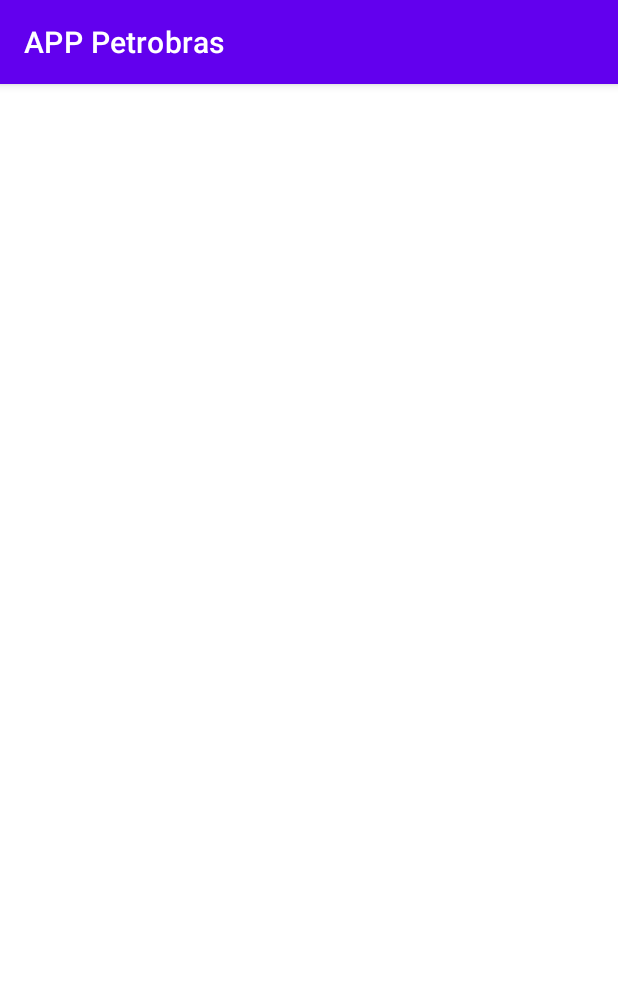
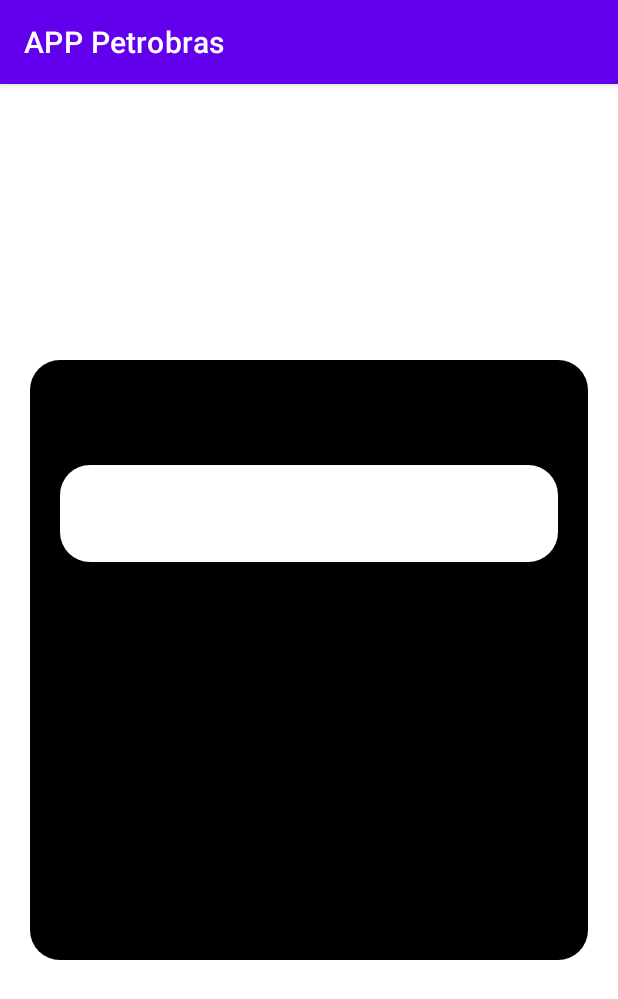
Before and after one commit to seugirdur/App-Petrobras, an Android app: the FormLogin screen opened directly, with no data from a screen before it, on a phone screen of 412 x 824 dp. Shown: the top 999 px of the screen. Run offline under Robolectric (Android 15) with nearby library versions, the phone set to English and light mode, and no system bars; 4 statements that could not run were skipped.

Commit message:
View and Email_text working

```diff
--- /dev/null
+++ b/app/src/main/res/drawable/background.xml
@@ -0,0 +1,9 @@
+<?xml version="1.0" encoding="utf-8"?>
+<shape xmlns:android="http://schemas.android.com/apk/res/android">
+
+    <solid android:color="@color/white" />
+
+
+
+
+</shape>
--- /dev/null
+++ b/app/src/main/res/drawable/container_components.xml
@@ -0,0 +1,10 @@
+<?xml version="1.0" encoding="utf-8"?>
+<shape xmlns:android="http://schemas.android.com/apk/res/android">
+
+    <solid android:color="@color/black" />
+    <corners android:radius="20dp" />
+
+
+
+
+</shape>
--- /dev/null
+++ b/app/src/main/res/drawable/edit_text.xml
@@ -0,0 +1,9 @@
+<?xml version="1.0" encoding="utf-8"?>
+<shape xmlns:android="http://schemas.android.com/apk/res/android">
+
+    <solid android:color="@color/white" />
+    <corners android:radius="20dp" />
+
+
+
+</shape>
--- a/app/src/main/res/layout/activity_form_login.xml
+++ b/app/src/main/res/layout/activity_form_login.xml
@@ -4,6 +4,36 @@
     xmlns:tools="http://schemas.android.com/tools"
     android:layout_width="match_parent"
     android:layout_height="match_parent"
-    tools:context=".FormLogin">
+    android:background="@drawable/background"
+    tools:context=".FormLogin"
+    tools:ignore="ExtraText">
+
+
+
+
+    <View
+        android:id="@+id/containerComponents"
+        style="@style/ContainerComponents"
+        app:layout_constraintStart_toStartOf="parent"
+        app:layout_constraintTop_toTopOf="parent"
+        app:layout_constraintBottom_toBottomOf="parent"
+
+
+        />
+
+
+    <EditText
+        style="@style/Edit_Text"
+        app:layout_constraintStart_toStartOf="@id/containerComponents"
+        app:layout_constraintEnd_toEndOf="@id/containerComponents"
+        app:layout_constraintTop_toTopOf="@id/containerComponents"
+
+
+
+        />
+
+
+
+
 
 </androidx.constraintlayout.widget.ConstraintLayout>
--- /dev/null
+++ b/app/src/main/res/values/styles.xml
@@ -0,0 +1,32 @@
+<?xml version="1.0" encoding="utf-8"?>
+<resources>
+
+    <style name="ContainerComponents">
+
+        <item name="android:layout_width">match_parent</item>
+        <item name="android:layout_height">400dp</item>
+        <item name="android:background">@drawable/container_components</item>
+        <item name="android:layout_margin">20dp</item>
+
+    </style>
+
+
+    <style name="Edit_Text">
+
+        <item name="android:layout_width">match_parent</item>
+        <item name="android:layout_height">wrap_content</item>
+        <item name="android:background">@drawable/edit_text</item>
+        <item name="android:padding">20dp</item>
+        <item name="android:layout_marginRight">40dp</item>
+        <item name="android:layout_marginLeft">40dp</item>
+        <item name="android:layout_marginTop">70dp</item>
+
+
+
+
+
+
+    </style>
+
+
+</resources>
```
